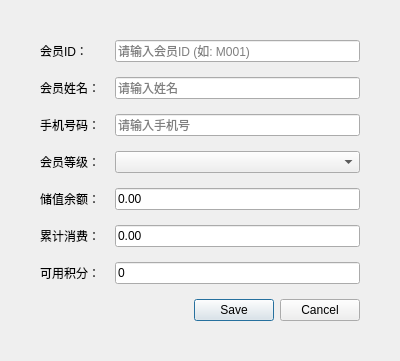
Above: modules/addmemberdialog.ui from Genshin142/petmanager before the change. Below: the same form after it.
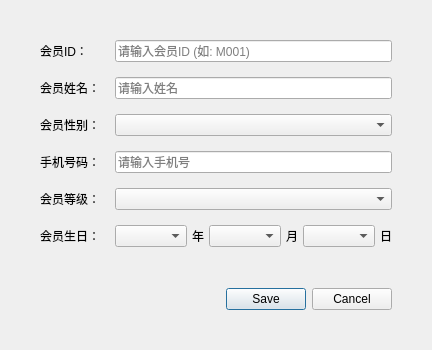
That is the form after the change.

Patch:
```diff
--- a/modules/addmemberdialog.ui
+++ b/modules/addmemberdialog.ui
@@ -84,79 +84,89 @@
       </widget>
      </item>
      <item row="2" column="0">
+       <widget class="QLabel" name="label_gender">
+        <property name="text">
+         <string>会员性别：</string>
+        </property>
+       </widget>
+      </item>
+      <item row="2" column="1">
+       <widget class="QComboBox" name="genderCombo"/>
+      </item>
+      <item row="3" column="0">
       <widget class="QLabel" name="label_2">
        <property name="text">
         <string>手机号码：</string>
        </property>
       </widget>
      </item>
-     <item row="2" column="1">
+      <item row="3" column="1">
       <widget class="QLineEdit" name="phoneEdit">
        <property name="placeholderText">
         <string>请输入手机号</string>
        </property>
       </widget>
      </item>
-     <item row="3" column="0">
+      <item row="4" column="0">
       <widget class="QLabel" name="label_3">
        <property name="text">
         <string>会员等级：</string>
        </property>
       </widget>
      </item>
-     <item row="3" column="1">
-      <widget class="QComboBox" name="levelCombo"/>
-     </item>
-     <item row="4" column="0">
-      <widget class="QLabel" name="label_balance">
-       <property name="text">
-        <string>储值余额：</string>
-       </property>
-      </widget>
-     </item>
      <item row="4" column="1">
-      <widget class="QLineEdit" name="balanceEdit">
-       <property name="placeholderText">
-        <string>请输入储值余额, 例如: 0.00</string>
-       </property>
-       <property name="text">
-        <string>0.00</string>
-       </property>
-      </widget>
+       <widget class="QComboBox" name="levelCombo"/>
      </item>
      <item row="5" column="0">
       <widget class="QLabel" name="label_4">
        <property name="text">
-        <string>累计消费：</string>
+         <string>会员生日：</string>
        </property>
       </widget>
      </item>
      <item row="5" column="1">
-      <widget class="QLineEdit" name="consumeAmtEdit">
-       <property name="placeholderText">
-        <string>请输入累计消费金额, 例如: 0.00</string>
-       </property>
-       <property name="text">
-        <string>0.00</string>
+       <layout class="QHBoxLayout" name="birthdayLayout">
+        <property name="spacing">
+         <number>5</number>
+        </property>
+        <item>
+         <widget class="QComboBox" name="yearCombo">
+          <property name="sizePolicy">
+           <sizepolicy hsizetype="Preferred" vsizetype="Fixed">
+            <horstretch>0</horstretch>
+            <verstretch>0</verstretch>
+           </sizepolicy>
        </property>
       </widget>
      </item>
-     <item row="6" column="0">
-      <widget class="QLabel" name="label_points">
+        <item>
+         <widget class="QLabel" name="label_year">
        <property name="text">
-        <string>可用积分：</string>
+           <string>年</string>
        </property>
       </widget>
      </item>
-     <item row="6" column="1">
-      <widget class="QLineEdit" name="pointsEdit">
-       <property name="placeholderText">
-        <string>请输入可用积分, 例如: 0</string>
-       </property>
+        <item>
+         <widget class="QComboBox" name="monthCombo"/>
+        </item>
+        <item>
+         <widget class="QLabel" name="label_month">
+          <property name="text">
+           <string>月</string>
+          </property>
+         </widget>
+        </item>
+        <item>
+         <widget class="QComboBox" name="dayCombo"/>
+        </item>
+        <item>
+         <widget class="QLabel" name="label_day">
        <property name="text">
-        <string>0</string>
-       </property>
-      </widget>
+           <string>日</string>
+          </property>
+         </widget>
+        </item>
+       </layout>
      </item>
     </layout>
    </item>
```
Left out of the diff: 2 changed lines with no effect on the pictures. Lines whose indentation alone changed are shown as unchanged.
